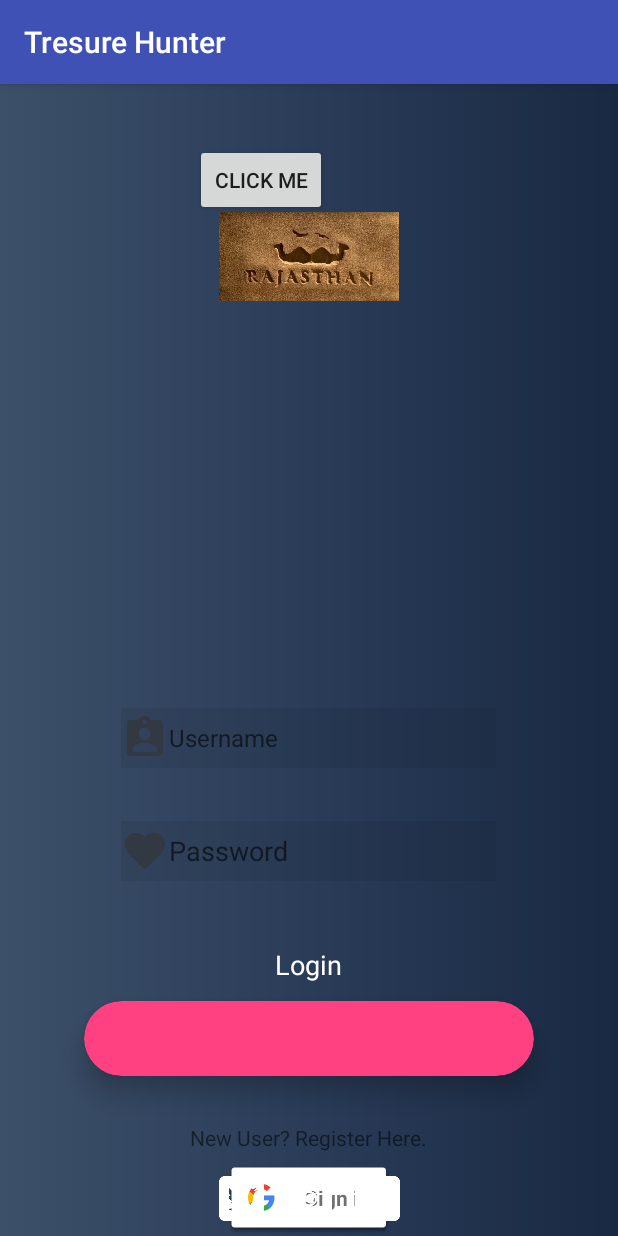
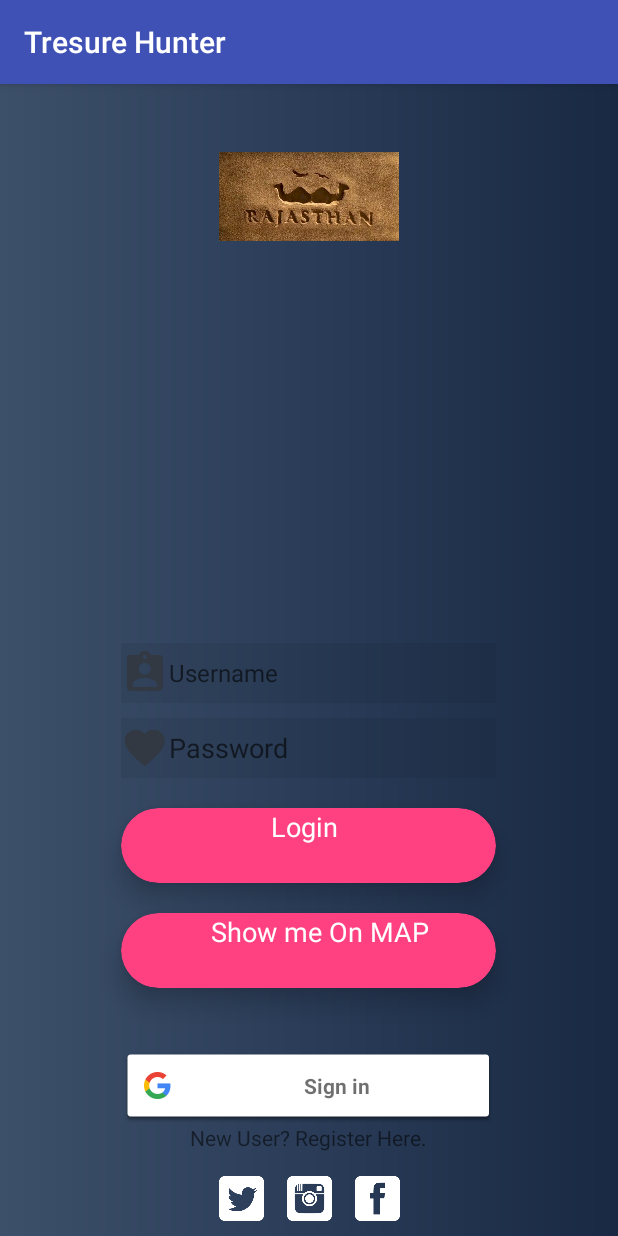
Before and after one commit to Rohith09/Treasure-Hunter, an Android app: the screen it shows after launch (MainActivity), on a phone screen of 412 x 824 dp. Run offline under Robolectric (Android 15) with nearby library versions, the phone set to English and light mode, and no system bars.

Commit message:
First Activity

```diff
--- a/app/src/main/res/layout/activity_main.xml
+++ b/app/src/main/res/layout/activity_main.xml
@@ -8,22 +8,14 @@
     android:background="@drawable/gradient"
     tools:context="com.example.kausr.tresurehunter.MainActivity">
 
-    <Button
-        android:layout_width="wrap_content"
-        android:layout_height="wrap_content"
-        android:id="@+id/location"
-        android:layout_marginLeft="130dp"
-        android:layout_marginTop="40dp"
-        android:onClick="loc"
-        android:text="Click me"/>
 
     <ImageView
         android:id="@+id/imageView"
-        android:layout_width="120dp"        android:layout_height="150dp"
-        android:layout_marginTop="40dp"
-        app:srcCompat="@drawable/logo1"
+        android:layout_width="120dp"
+        android:layout_height="150dp"
         android:layout_alignParentTop="true"
-        android:layout_centerHorizontal="true" />
+        android:layout_centerHorizontal="true"
+        app:srcCompat="@drawable/logo1" />
 
     <EditText
         android:id="@+id/editText"
@@ -35,7 +27,7 @@
         android:hint="Username"
         android:inputType="textPersonName"
         android:textSize="16dp"
-        android:layout_marginBottom="35dp"
+        android:layout_marginBottom="10dp"
         android:layout_above="@+id/editText2"
         android:layout_centerHorizontal="true" />
 
@@ -48,22 +40,54 @@
         android:ems="10"
         android:hint="Password"
         android:inputType="textPassword"
-        android:layout_marginBottom="130dp"
+        android:layout_marginBottom="70dp"
         android:layout_alignBottom="@+id/cardView"
         android:layout_alignLeft="@+id/editText"
         android:layout_alignStart="@+id/editText" />
 
     <android.support.v7.widget.CardView
-        android:layout_width="300dp"
+        android:id="@+id/cardView"
+        android:layout_width="250dp"
         android:layout_height="50dp"
+        android:layout_above="@+id/textView2"
+        android:layout_centerHorizontal="true"
+        android:layout_marginBottom="160dp"
         app:cardBackgroundColor="@color/colorAccent"
         app:cardCornerRadius="25dp"
-        app:cardElevation="10dp"
-        android:id="@+id/cardView"
-        android:layout_marginBottom="31dp"
+        app:cardElevation="10dp">
+
+        <TextView
+            android:id="@+id/textView"
+            android:layout_width="wrap_content"
+            android:layout_height="wrap_content"
+            android:layout_centerVertical="true"
+            android:layout_marginBottom="5dp"
+            android:layout_marginLeft="100dp"
+            android:text="Login"
+            android:textColor="#fff"
+            android:textSize="18sp" />
+    </android.support.v7.widget.CardView>
+    <android.support.v7.widget.CardView
+        android:id="@+id/cardViewmap"
+        android:layout_width="250dp"
+        android:layout_height="50dp"
         android:layout_above="@+id/textView2"
-        android:layout_centerHorizontal="true">
+        android:layout_centerHorizontal="true"
+        android:layout_marginBottom="90dp"
+        app:cardBackgroundColor="@color/colorAccent"
+        app:cardCornerRadius="25dp"
+        app:cardElevation="10dp">
 
+        <TextView
+            android:id="@+id/textViewmap"
+            android:layout_width="wrap_content"
+            android:layout_height="wrap_content"
+            android:layout_centerVertical="true"
+            android:layout_marginBottom="-5dp"
+            android:layout_marginLeft="60dp"
+            android:text="Show me On MAP"
+            android:textColor="#fff"
+            android:textSize="18sp" />
     </android.support.v7.widget.CardView>
 
     <TextView
@@ -74,14 +98,17 @@
         android:layout_above="@+id/linearLayout"
         android:layout_centerHorizontal="true"
         android:layout_marginBottom="6dp" />
+
     <com.google.android.gms.common.SignInButton
-        android:layout_height="wrap_content"
-        android:layout_width="wrap_content"
         android:id="@+id/signin"
-        android:layout_below="@id/textView2"
+        android:layout_width="250dp"
+        android:layout_height="50dp"
+        android:layout_above="@+id/textView2"
         android:layout_centerHorizontal="true"
         android:textColor="#fff"
-        android:textSize="18sp"/>
+        android:textSize="20sp"
+        />
+
     <TextView
         android:id="@+id/text"
         android:layout_width="wrap_content"
@@ -129,14 +156,6 @@
         android:layout_centerHorizontal="true"
         android:onClick="navigate">
 
-        <TextView
-            android:id="@+id/textView"
-            android:layout_width="wrap_content"
-            android:layout_height="wrap_content"
-            android:layout_centerInParent="true"
-            android:text="Login"
-            android:textColor="#fff"
-            android:textSize="18sp" />
     </RelativeLayout>
 
 
```
